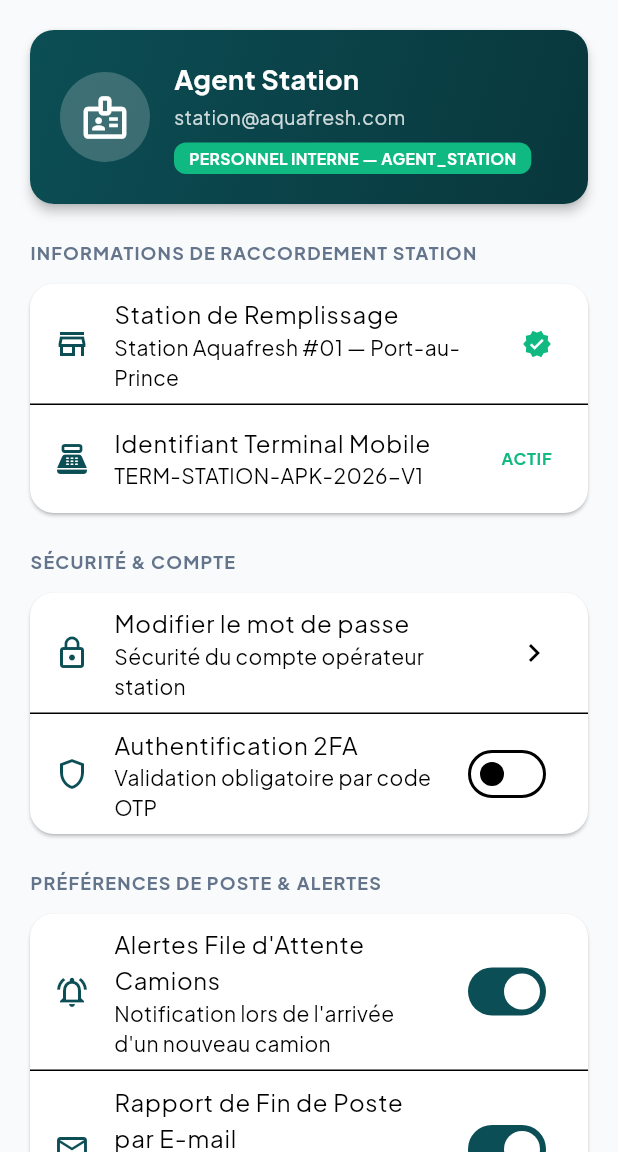
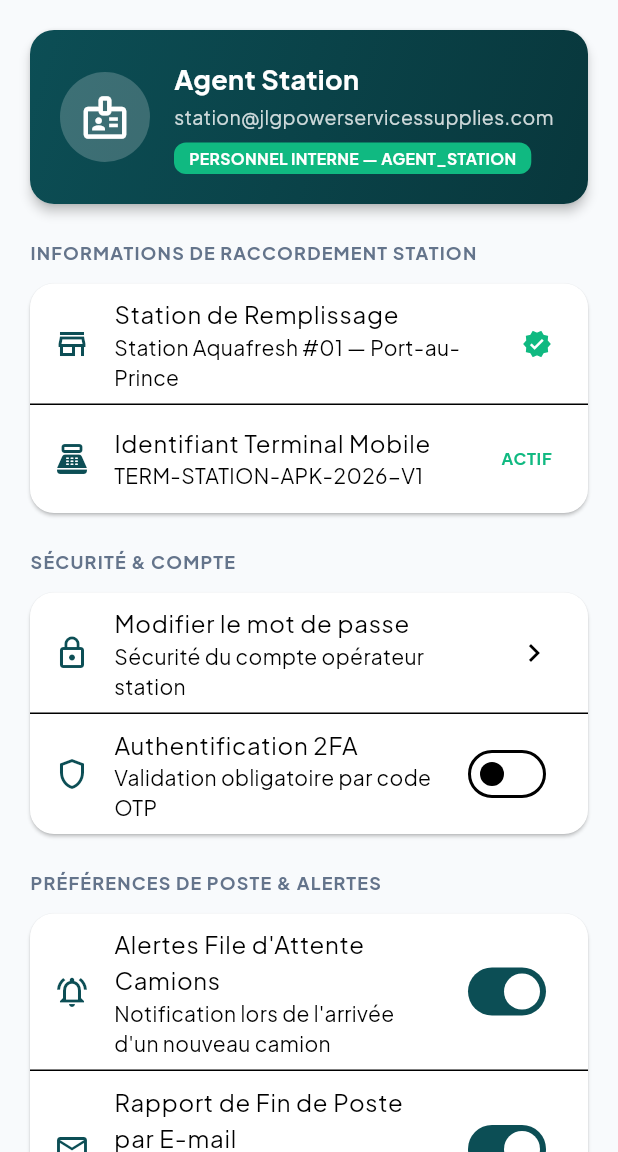
Before and after one commit to jlgtech/jlg_mobile, a Flutter app: the SettingsView screen opened directly, on a phone screen of 412 x 824 dp, the part 84-1236 px from its top. Run offline on Flutter 3.47's test engine with Material 3 defaults, Android fonts, the phone set to English and light mode, and no system bars; our stand-ins replace flutter_secure_storage, google_fonts; accounts and stored records are empty.

Commit message:
chore: update default user email address to jlgpowerservicessupplies.com

```diff
--- a/lib/modules/settings/views/settings_view.dart
+++ b/lib/modules/settings/views/settings_view.dart
@@ -307,7 +307,7 @@
                             ),
                             const SizedBox(height: 2),
                             Text(
-                              user?.email ?? "station@aquafresh.com",
+                              user?.email ?? "station@jlgpowerservicessupplies.com",
                               style: TextStyle(color: Colors.white.withValues(alpha: 0.8), fontSize: 13),
                             ),
                             const SizedBox(height: 8),
--- a/lib/widgets/overlays/app_drawer.dart
+++ b/lib/widgets/overlays/app_drawer.dart
@@ -35,7 +35,7 @@
               user?.nom ?? "Agent Station",
               style: const TextStyle(fontWeight: FontWeight.bold, fontSize: 16),
             ),
-            accountEmail: Text(user?.email ?? "station@aquafresh.com"),
+            accountEmail: Text(user?.email ?? "station@jlgpowerservicessupplies.com"),
           ),
 
           // Menu Items
```
